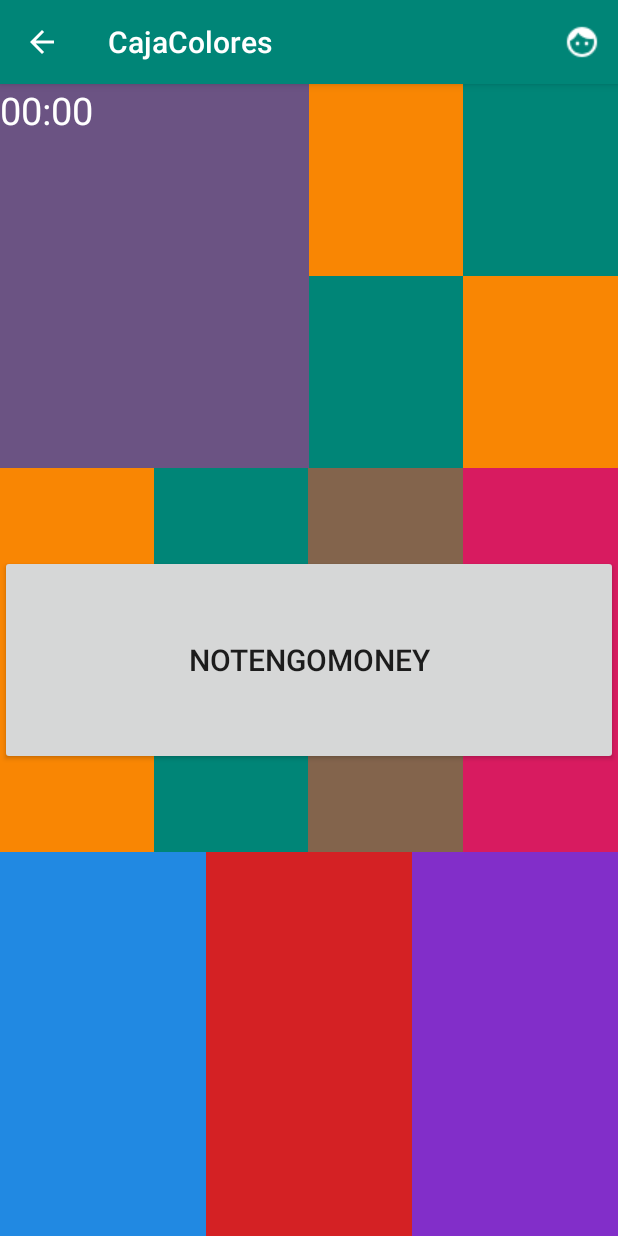
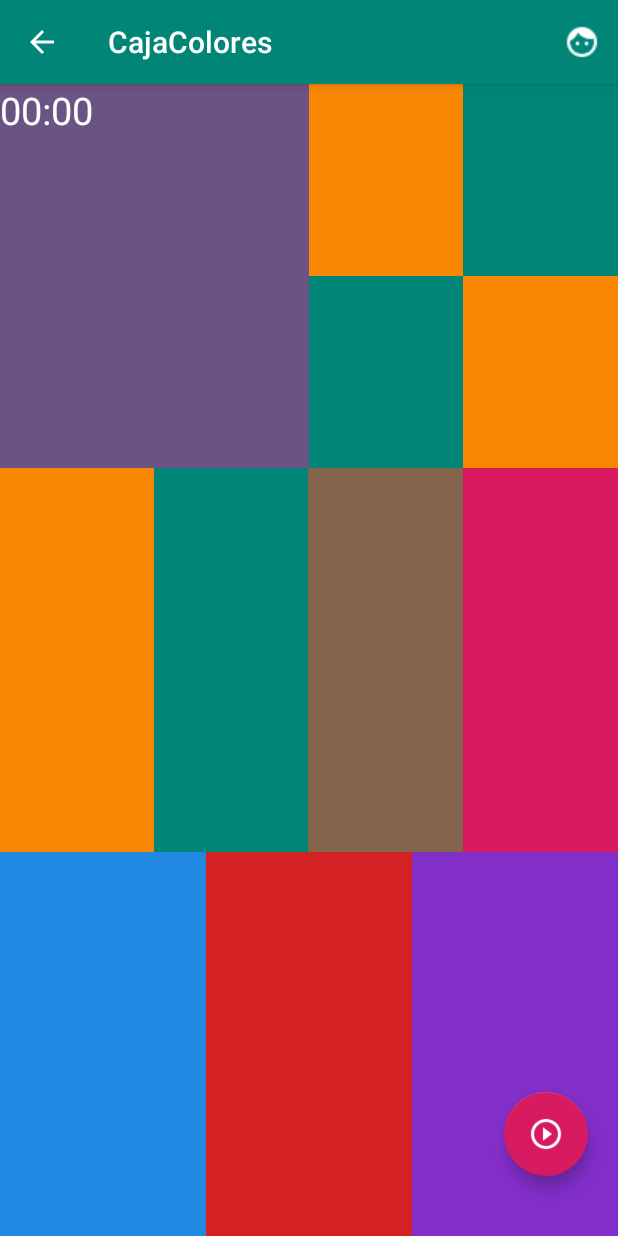
Before and after one commit to pizquita/AndroidCFTIC_Tag, an Android app: the MainActivity screen opened directly, with no data from a screen before it, on a phone screen of 412 x 824 dp. Run offline under Robolectric (Android 15) with nearby library versions, the phone set to English and light mode, and no system bars.

Commit message:
snack y floating

```diff
--- a/app/build.gradle
+++ b/app/build.gradle
@@ -26,4 +26,5 @@ dependencies {
     androidTestImplementation 'com.android.support.test:runner:1.0.2'
     androidTestImplementation 'com.android.support.test.espresso:espresso-core:3.0.2'
     implementation 'com.google.code.gson:gson:2.8.5'
+    implementation 'com.android.support:design:28.0.0'
 }
--- a/app/src/main/res/layout/activity_main.xml
+++ b/app/src/main/res/layout/activity_main.xml
@@ -7,7 +7,8 @@
 <LinearLayout
     android:layout_width="match_parent"
     android:layout_height="match_parent"
-    android:orientation="vertical">
+    android:orientation="vertical"
+    android:id="@+id/caja_padre">
 
     <LinearLayout
         android:layout_width="match_parent"
@@ -175,12 +176,16 @@
         android:textColor="@color/colorBlanco"
         android:textSize="25sp"
         android:id="@+id/crono"/>
-    <Button
+
+    <!-- COMENTARIO -->
+    <android.support.design.widget.FloatingActionButton
+        android:id="@+id/fab"
         android:onClick="ocultarBoton"
-        android:layout_width="match_parent"
-        android:layout_height="140dp"
-        android:text="NOTENGOMONEY"
-        android:textSize="20sp"
-        android:gravity="center"
-        android:layout_gravity="center_vertical"/>
+        android:layout_width="wrap_content"
+        android:layout_height="wrap_content"
+        android:src="@drawable/play"
+        android:elevation="6dp"
+        android:layout_gravity="end|bottom"
+        android:layout_marginBottom="40dp"
+        android:layout_marginRight="20dp"/>
 </FrameLayout>
```
Also changed, not shown: app/src/main/java/basico/android/cftic/edu/cajacolores/MainActivity.java (+27 -6 lines), app/src/main/res/drawable/play.png (added).
